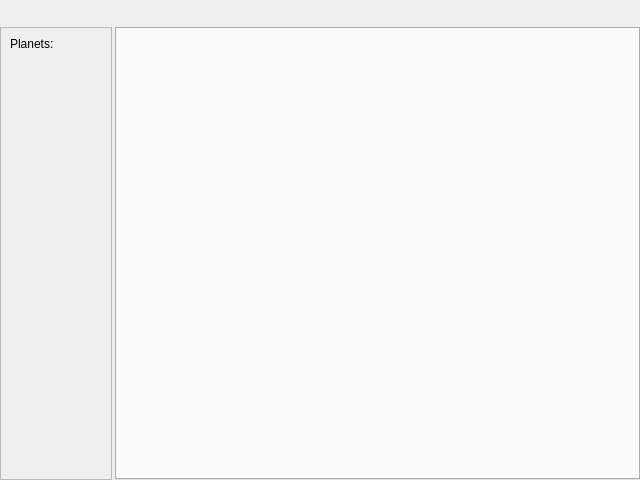
Qt form ui/main.ui (minlexx/xnovacmd) before a commit.
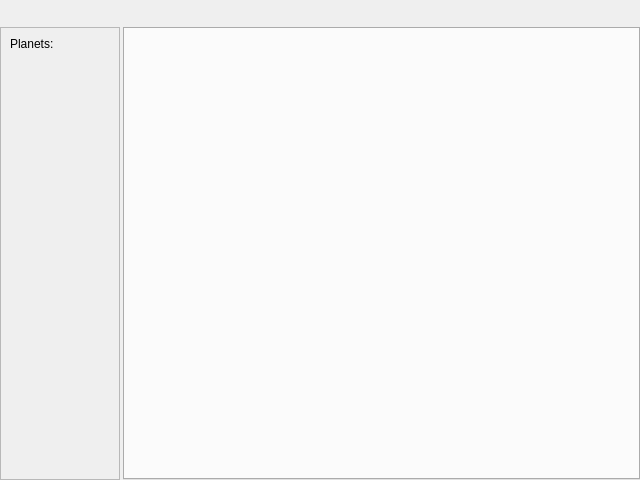
The same form after that commit. Icons and pictures are not drawn.

Commit message: UI tweaks. remove splitter from overview widget

```diff
--- a/ui/main.ui
+++ b/ui/main.ui
@@ -58,7 +58,7 @@
       <widget class="QScrollArea" name="sa_planets">
        <property name="minimumSize">
         <size>
-         <width>112</width>
+         <width>120</width>
          <height>0</height>
         </size>
        </property>
@@ -79,7 +79,7 @@
          <rect>
           <x>0</x>
           <y>0</y>
-          <width>110</width>
+          <width>118</width>
           <height>449</height>
          </rect>
         </property>
```
The commit also changes 2 other files.
